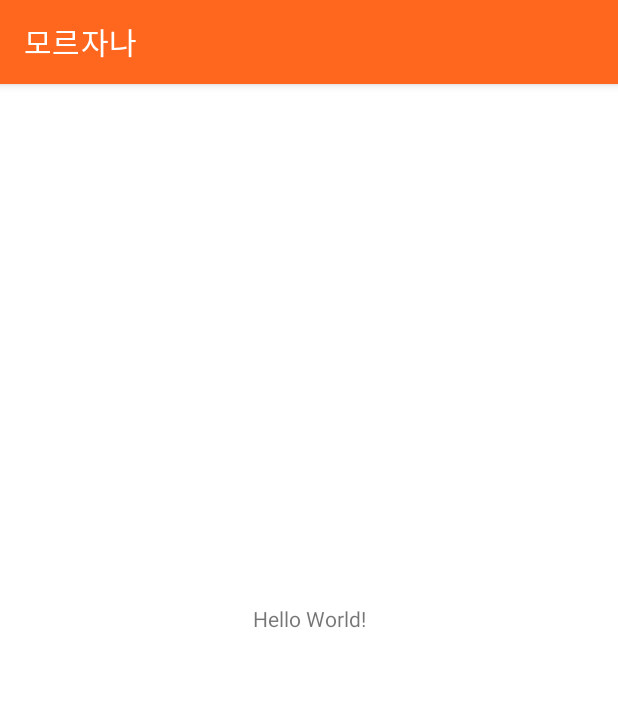
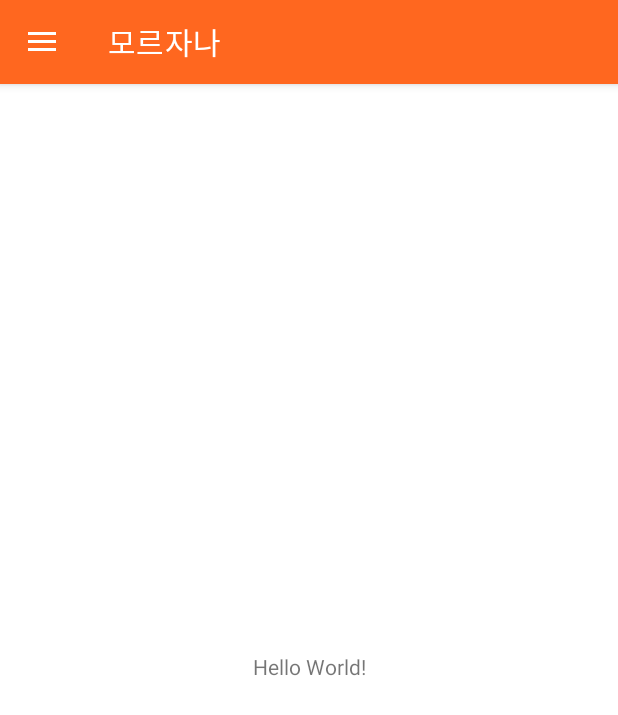
Before and after one commit to MO-LEU-JA-NA/Morzana-Android, an Android app: the screen it shows after launch (MainActivity), on a phone screen of 412 x 824 dp. Shown: the top 715 px of the screen. Run offline under Robolectric (Android 15) with nearby library versions, the phone set to English and light mode, and no system bars; our stand-ins replace ButterKnife.

Commit message:
Add NavigationView

```diff
--- a/app/build.gradle
+++ b/app/build.gradle
@@ -28,7 +28,10 @@ dependencies {
     implementation 'androidx.appcompat:appcompat:1.0.2'
     implementation 'androidx.recyclerview:recyclerview:1.0.0'
     implementation 'androidx.constraintlayout:constraintlayout:2.0.0-alpha2'
-    implementation 'com.google.android.material:material:1.0.0'
+    implementation 'com.google.android.material:material:1.1.0-alpha01'
+    //noinspection GradleDependency
+    implementation 'com.jakewharton:butterknife:9.0.0-rc1'
+    annotationProcessor 'com.jakewharton:butterknife-compiler:9.0.0-rc1'
     testImplementation 'junit:junit:4.12'
     androidTestImplementation 'androidx.test:runner:1.1.0'
     androidTestImplementation 'androidx.test.espresso:espresso-core:3.1.0'
--- a/app/src/main/AndroidManifest.xml
+++ b/app/src/main/AndroidManifest.xml
@@ -11,7 +11,7 @@
         android:supportsRtl="true"
         android:theme="@style/AppTheme"
         tools:ignore="AllowBackup,GoogleAppIndexingWarning">
-        <activity android:name=".MainActivity" >
+        <activity android:name=".activity.MainActivity" >
             <intent-filter>
                 <action android:name="android.intent.action.MAIN" />
 
--- a/app/src/main/java/com/moleujana/morzana/MainActivity.java
+++ /dev/null
@@ -1,21 +0,0 @@
-package com.moleujana.morzana;
-
-import android.os.Bundle;
-
-import androidx.appcompat.app.AppCompatActivity;
-import androidx.appcompat.widget.Toolbar;
-
-public class MainActivity extends AppCompatActivity {
-
-    Toolbar toolbar;
-
-    @Override
-    protected void onCreate(Bundle savedInstanceState) {
-        super.onCreate(savedInstanceState);
-        setContentView(R.layout.activity_main);
-
-        toolbar = findViewById(R.id.toolbar);
-
-        setSupportActionBar(toolbar);
-    }
-}
--- /dev/null
+++ b/app/src/main/java/com/moleujana/morzana/activity/BaseActivity.java
@@ -0,0 +1,17 @@
+package com.moleujana.morzana.activity;
+
+import android.annotation.SuppressLint;
+
+import androidx.appcompat.app.AppCompatActivity;
+import butterknife.ButterKnife;
+
+@SuppressLint("Registered")
+public class BaseActivity extends AppCompatActivity {
+
+    //Auto Bind
+    @Override
+    public void setContentView(int layoutResID) {
+        super.setContentView(layoutResID);
+        ButterKnife.bind(this);
+    }
+}
--- /dev/null
+++ b/app/src/main/java/com/moleujana/morzana/activity/MainActivity.java
@@ -0,0 +1,69 @@
+package com.moleujana.morzana.activity;
+
+import android.os.Bundle;
+import android.view.Menu;
+import android.view.MenuItem;
+
+import com.google.android.material.navigation.NavigationView;
+import com.moleujana.morzana.R;
+
+import androidx.annotation.NonNull;
+import androidx.appcompat.app.ActionBarDrawerToggle;
+import androidx.appcompat.widget.Toolbar;
+import androidx.core.view.GravityCompat;
+import androidx.drawerlayout.widget.DrawerLayout;
+import butterknife.BindView;
+
+public class MainActivity extends BaseActivity implements NavigationView.OnNavigationItemSelectedListener {
+
+    @BindView(R.id.toolbar)
+    Toolbar toolbar;
+
+    @BindView(R.id.drawer_layout)
+    DrawerLayout drawerLayout;
+
+    @BindView(R.id.nav_view)
+    NavigationView navigationView;
+
+    @Override
+    protected void onCreate(Bundle savedInstanceState) {
+        super.onCreate(savedInstanceState);
+        setContentView(R.layout.activity_main);
+
+        setSupportActionBar(toolbar);
+
+        ActionBarDrawerToggle actionBarDrawerToggle = new ActionBarDrawerToggle(this, drawerLayout, toolbar, R.string.navigation_drawer_open, R.string.navigation_drawer_close);
+        drawerLayout.addDrawerListener(actionBarDrawerToggle);
+        actionBarDrawerToggle.syncState();
+
+        navigationView.setNavigationItemSelectedListener(this);
+    }
+
+    @Override
+    public boolean onCreateOptionsMenu(Menu menu) {
+        // Inflate the menu; this adds items to the action bar if it is present.
+        getMenuInflater().inflate(R.menu.menu_main, menu);
+        return true;
+    }
+
+    @Override
+    public boolean onOptionsItemSelected(MenuItem item) {
+        // Handle action bar item clicks here. The action bar will
+        // automatically handle clicks on the Home/Up button, so long
+        // as you specify a parent activity in AndroidManifest.xml.
+        int id = item.getItemId();
+
+        /*if (id == R.id.action_settings) {
+            return true;
+        }*/
+
+        return super.onOptionsItemSelected(item);
+    }
+
+    @Override
+    public boolean onNavigationItemSelected(@NonNull MenuItem item) {
+
+        drawerLayout.closeDrawer(GravityCompat.START);
+        return true;
+    }
+}
--- a/app/src/main/res/layout/activity_main.xml
+++ b/app/src/main/res/layout/activity_main.xml
@@ -1,29 +1,26 @@
 <?xml version="1.0" encoding="utf-8"?>
-<androidx.coordinatorlayout.widget.CoordinatorLayout xmlns:android="http://schemas.android.com/apk/res/android"
+<androidx.drawerlayout.widget.DrawerLayout xmlns:android="http://schemas.android.com/apk/res/android"
     xmlns:app="http://schemas.android.com/apk/res-auto"
     xmlns:tools="http://schemas.android.com/tools"
+    android:id="@+id/drawer_layout"
     android:layout_width="match_parent"
     android:layout_height="match_parent"
-    tools:context=".MainActivity">
+    android:fitsSystemWindows="true"
+    tools:context=".activity.MainActivity"
+    tools:openDrawer="start">
 
-    <androidx.constraintlayout.widget.ConstraintLayout
+    <include
+        layout="@layout/content_main"
         android:layout_width="match_parent"
-        android:layout_height="match_parent">
+        android:layout_height="match_parent" />
 
-        <include
-            layout="@layout/app_bar"
-            app:layout_constraintEnd_toEndOf="parent"
-            app:layout_constraintStart_toStartOf="parent"
-            app:layout_constraintTop_toTopOf="parent" />
+    <com.google.android.material.navigation.NavigationView
+        android:id="@+id/nav_view"
+        android:layout_width="wrap_content"
+        android:layout_height="match_parent"
+        android:layout_gravity="start"
+        android:fitsSystemWindows="true"
+        app:headerLayout="@layout/nav_header"
+        app:menu="@menu/menu_drawer" />
 
-        <TextView
-            android:layout_width="wrap_content"
-            android:layout_height="wrap_content"
-            android:text="Hello World!"
-            app:layout_constraintBottom_toBottomOf="parent"
-            app:layout_constraintLeft_toLeftOf="parent"
-            app:layout_constraintRight_toRightOf="parent"
-            app:layout_constraintTop_toTopOf="parent" />
-
-    </androidx.constraintlayout.widget.ConstraintLayout>
-</androidx.coordinatorlayout.widget.CoordinatorLayout>
+</androidx.drawerlayout.widget.DrawerLayout>
--- /dev/null
+++ b/app/src/main/res/layout/content_main.xml
@@ -0,0 +1,31 @@
+<?xml version="1.0" encoding="utf-8"?>
+<androidx.coordinatorlayout.widget.CoordinatorLayout xmlns:android="http://schemas.android.com/apk/res/android"
+    xmlns:app="http://schemas.android.com/apk/res-auto"
+    xmlns:tools="http://schemas.android.com/tools"
+    android:layout_width="match_parent"
+    android:layout_height="match_parent"
+    tools:showIn="@layout/activity_main">
+
+    <androidx.constraintlayout.widget.ConstraintLayout
+        android:layout_width="match_parent"
+        android:layout_height="match_parent">
+
+        <include
+            android:id="@+id/include"
+            layout="@layout/app_bar"
+            app:layout_constraintEnd_toEndOf="parent"
+            app:layout_constraintStart_toStartOf="parent"
+            app:layout_constraintTop_toTopOf="parent" />
+
+        <TextView
+            android:layout_width="wrap_content"
+            android:layout_height="wrap_content"
+            android:layout_marginTop="8dp"
+            android:text="Hello World!"
+            app:layout_constraintBottom_toBottomOf="parent"
+            app:layout_constraintLeft_toLeftOf="parent"
+            app:layout_constraintRight_toRightOf="parent"
+            app:layout_constraintTop_toBottomOf="@+id/include" />
+
+    </androidx.constraintlayout.widget.ConstraintLayout>
+</androidx.coordinatorlayout.widget.CoordinatorLayout>
--- /dev/null
+++ b/app/src/main/res/menu/menu_drawer.xml
@@ -0,0 +1,32 @@
+<?xml version="1.0" encoding="utf-8"?>
+<menu xmlns:android="http://schemas.android.com/apk/res/android"
+    xmlns:tools="http://schemas.android.com/tools"
+    tools:showIn="navigation_view">
+
+    <group android:checkableBehavior="single">
+        <item
+            android:id="@+id/nav_camera"
+            android:title="Import" />
+        <item
+            android:id="@+id/nav_gallery"
+            android:title="Gallery" />
+        <item
+            android:id="@+id/nav_slideshow"
+            android:title="Slideshow" />
+        <item
+            android:id="@+id/nav_manage"
+            android:title="Tools" />
+    </group>
+
+    <item android:title="Communicate">
+        <menu>
+            <item
+                android:id="@+id/nav_share"
+                android:title="Share" />
+            <item
+                android:id="@+id/nav_send"
+                android:title="Send" />
+        </menu>
+    </item>
+
+</menu>
--- /dev/null
+++ b/app/src/main/res/menu/menu_main.xml
@@ -0,0 +1,4 @@
+<?xml version="1.0" encoding="utf-8"?>
+<menu xmlns:android="http://schemas.android.com/apk/res/android">
+
+</menu>
--- a/app/src/main/res/values/strings.xml
+++ b/app/src/main/res/values/strings.xml
@@ -1,3 +1,5 @@
 <resources>
     <string name="app_name">모르자나</string>
+    <string name="navigation_drawer_open">열기</string>
+    <string name="navigation_drawer_close">닫기</string>
 </resources>
--- a/build.gradle
+++ b/build.gradle
@@ -21,6 +21,7 @@ allprojects {
         google()
         jcenter()
         maven { url 'https://jitpack.io' }
+        maven { url "https://oss.sonatype.org/content/repositories/snapshots" }
     }
 }
 
```
Also changed, not shown: app/src/main/res/layout/nav_header.xml (added, +69 -0 lines), app/src/main/res/values/dimens.xml (added, +8 -0 lines).
